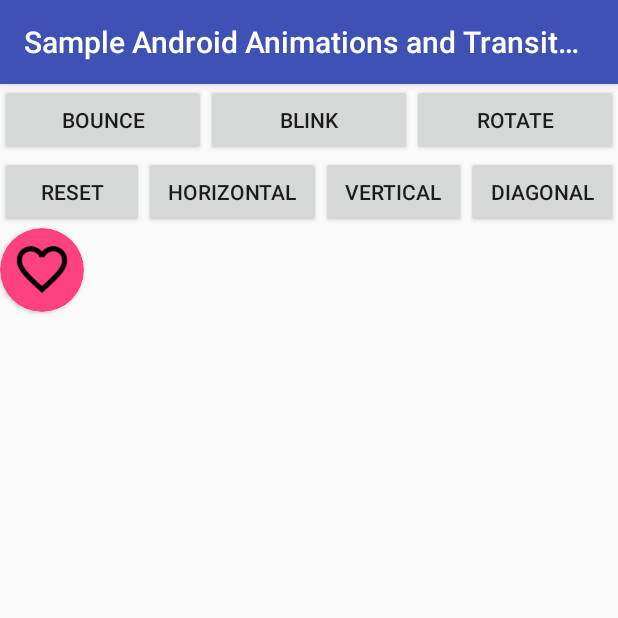
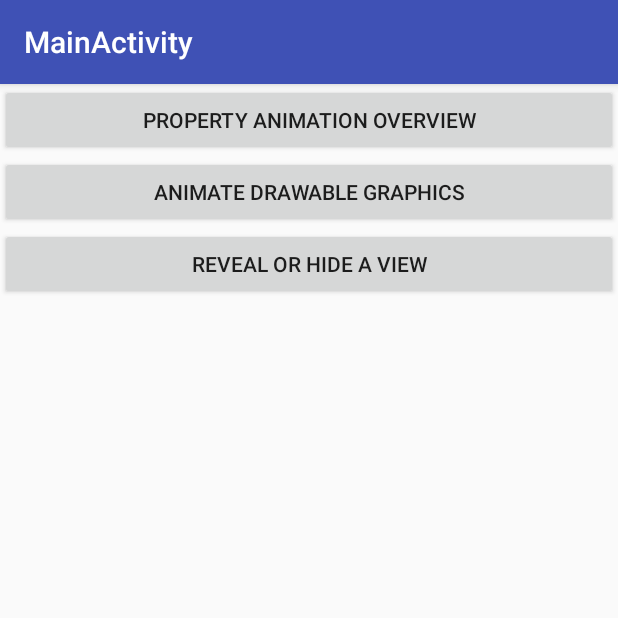
Before and after one commit to DarushDev/example-android-animations-and-transitions, an Android app: the screen it shows after launch (MainActivity), on a phone screen of 412 x 824 dp, the top half of it. Run offline under Robolectric (Android 15) with nearby library versions, the phone set to English and light mode, and no system bars.

Commit message:
# Create a MainActivity for separating animation screens # Bind click listener to MainActivity Button views

```diff
--- a/app/build.gradle
+++ b/app/build.gradle
@@ -21,6 +21,7 @@ android {
 dependencies {
     implementation fileTree(dir: 'libs', include: ['*.jar'])
     implementation 'com.android.support:appcompat-v7:28.0.0-rc02'
+    implementation 'com.android.support:design:28.0.0-rc02'
     testImplementation 'junit:junit:4.12'
     androidTestImplementation 'com.android.support.test:runner:1.0.2'
     androidTestImplementation 'com.android.support.test.espresso:espresso-core:3.0.2'
--- a/app/src/main/AndroidManifest.xml
+++ b/app/src/main/AndroidManifest.xml
@@ -9,13 +9,17 @@
         android:roundIcon="@mipmap/ic_launcher_round"
         android:supportsRtl="true"
         android:theme="@style/AppTheme">
-        <activity android:name=".MainActivity">
+        <activity
+            android:name=".MainActivity"
+            android:label="@string/title_activity_main"
+            android:theme="@style/AppTheme.NoActionBar">
             <intent-filter>
                 <action android:name="android.intent.action.MAIN" />
 
                 <category android:name="android.intent.category.LAUNCHER" />
             </intent-filter>
         </activity>
+        <activity android:name=".PropertyAnimationActivity"/>
     </application>
 
 </manifest>
--- a/app/src/main/java/com/example/sampleandroidanimationsandtransitions/MainActivity.java
+++ b/app/src/main/java/com/example/sampleandroidanimationsandtransitions/MainActivity.java
@@ -1,113 +1,48 @@
 package com.example.sampleandroidanimationsandtransitions;
 
-import android.graphics.drawable.Animatable;
-import android.graphics.drawable.Drawable;
+import android.content.Intent;
 import android.os.Bundle;
-import android.os.Handler;
 import android.support.v7.app.AppCompatActivity;
-import android.support.v7.widget.CardView;
+import android.support.v7.widget.Toolbar;
 import android.view.View;
 import android.widget.Button;
-import android.widget.ImageView;
 
 public class MainActivity extends AppCompatActivity implements View.OnClickListener {
 
-    CardView cardBall;
-    Button btnHorizontal;
-    Button btnVertical;
-    Button btnDiagonal;
-    Button btnReset;
-    Button btnBounce;
-    Button btnBlink;
-    Button btnRotate;
-    ImageView ivHeart;
-    ImageView ivArrow;
+    Button btnPropertyAnimationOverview;
+    Button btnDrawableGraphics;
+    Button btnRevealOrHide;
 
     @Override
     protected void onCreate(Bundle savedInstanceState) {
         super.onCreate(savedInstanceState);
         setContentView(R.layout.activity_main);
+        Toolbar toolbar = findViewById(R.id.toolbar);
+        setSupportActionBar(toolbar);
 
-        cardBall = findViewById(R.id.card_main_ball);
-        btnHorizontal = findViewById(R.id.button_main_horizontal);
-        btnVertical = findViewById(R.id.button_main_vertical);
-        btnDiagonal = findViewById(R.id.button_main_diagonal);
-        btnReset = findViewById(R.id.button_main_reset);
-        btnBounce = findViewById(R.id.button_main_bounce);
-        btnBlink = findViewById(R.id.button_main_blink);
-        btnRotate = findViewById(R.id.button_main_rotate);
-        ivHeart = findViewById(R.id.image_main_heart);
-        ivArrow = findViewById(R.id.image_main_arrow);
+        btnPropertyAnimationOverview = findViewById(R.id.button_main_propertyanimation);
+        btnDrawableGraphics = findViewById(R.id.button_main_drawablegraphics);
+        btnRevealOrHide = findViewById(R.id.button_main_revealorhide);
 
-        btnHorizontal.setOnClickListener(this);
-        btnVertical.setOnClickListener(this);
-        btnDiagonal.setOnClickListener(this);
-        btnReset.setOnClickListener(this);
-        btnBounce.setOnClickListener(this);
-        btnBlink.setOnClickListener(this);
-        btnRotate.setOnClickListener(this);
-        ivHeart.setOnClickListener(this);
-        ivArrow.setOnClickListener(this);
+        btnPropertyAnimationOverview.setOnClickListener(this);
+        btnDrawableGraphics.setOnClickListener(this);
+        btnRevealOrHide.setOnClickListener(this);
+
 
     }
 
     @Override
     public void onClick(View view) {
-        int id = view.getId();
-        switch (id) {
-            case R.id.button_main_reset:
-                resetTheView(cardBall);
+        switch (view.getId()) {
+            case R.id.button_main_propertyanimation:
+                startActivity(new Intent(MainActivity.this, PropertyAnimationActivity.class));
                 break;
-            case R.id.button_main_horizontal:
-                AnimUtils.animateHorizontally(this, cardBall);
+            case R.id.button_main_drawablegraphics:
+
                 break;
-            case R.id.button_main_vertical:
-                AnimUtils.animateVertically(this, cardBall);
+            case R.id.button_main_revealorhide:
+
                 break;
-            case R.id.button_main_diagonal:
-                //AnimUtils.animateDiagonally1(this, cardBall);
-                //AnimUtils.animateDiagonally2(this, cardBall);
-                AnimUtils.animateDiagonally3(this, cardBall);
-                break;
-            case R.id.button_main_bounce:
-                AnimUtils.bounce(this, cardBall);
-                break;
-            case R.id.button_main_blink:
-                AnimUtils.blink(this, cardBall);
-                break;
-            case R.id.image_main_heart:
-                AnimUtils.playDrawableAnimation(ivHeart);
-                break;
-            case R.id.button_main_rotate:
-                ivArrow.setVisibility(View.VISIBLE);
-                rotate(ivArrow);
-                hideArrowImage();
-                break;
-
         }
     }
-
-    private void rotate(ImageView image) {
-
-        Drawable drawable = image.getDrawable();
-        if (drawable instanceof Animatable) {
-            ((Animatable) drawable).start();
-        }
-
-    }
-
-    private void resetTheView(View view) {
-        view.setTranslationX(btnReset.getTranslationX());
-        view.setTranslationY(btnReset.getTranslationY());
-    }
-
-    private void hideArrowImage() {
-        new Handler().postDelayed(new Runnable() {
-            @Override
-            public void run() {
-                ivArrow.setVisibility(View.GONE);
-            }
-        }, 5000);
-    }
-
 }
--- a/app/src/main/res/layout/activity_main.xml
+++ b/app/src/main/res/layout/activity_main.xml
@@ -1,93 +1,25 @@
 <?xml version="1.0" encoding="utf-8"?>
-<LinearLayout xmlns:android="http://schemas.android.com/apk/res/android"
+<android.support.design.widget.CoordinatorLayout xmlns:android="http://schemas.android.com/apk/res/android"
     xmlns:app="http://schemas.android.com/apk/res-auto"
     xmlns:tools="http://schemas.android.com/tools"
     android:layout_width="match_parent"
     android:layout_height="match_parent"
-    android:orientation="vertical"
     tools:context=".MainActivity">
 
-    <LinearLayout
+    <android.support.design.widget.AppBarLayout
         android:layout_width="match_parent"
-        android:layout_height="wrap_content">
+        android:layout_height="wrap_content"
+        android:theme="@style/AppTheme.AppBarOverlay">
 
-        <Button
-            android:id="@+id/button_main_bounce"
-            android:layout_width="wrap_content"
-            android:layout_height="wrap_content"
-            android:layout_weight="1"
-            android:text="Bounce" />
+        <android.support.v7.widget.Toolbar
+            android:id="@+id/toolbar"
+            android:layout_width="match_parent"
+            android:layout_height="?attr/actionBarSize"
+            android:background="?attr/colorPrimary"
+            app:popupTheme="@style/AppTheme.PopupOverlay" />
 
-        <Button
-            android:id="@+id/button_main_blink"
-            android:layout_width="wrap_content"
-            android:layout_height="wrap_content"
-            android:layout_weight="1"
-            android:text="Blink" />
+    </android.support.design.widget.AppBarLayout>
 
-        <Button
-            android:id="@+id/button_main_rotate"
-            android:layout_width="wrap_content"
-            android:layout_height="wrap_content"
-            android:layout_weight="1"
-            android:text="Rotate" />
+    <include layout="@layout/content_main" />
 
-    </LinearLayout>
-
-    <LinearLayout
-        android:layout_width="match_parent"
-        android:layout_height="wrap_content">
-
-        <Button
-            android:id="@+id/button_main_reset"
-            android:layout_width="wrap_content"
-            android:layout_height="wrap_content"
-            android:layout_weight="1"
-            android:text="Reset" />
-
-        <Button
-            android:id="@+id/button_main_horizontal"
-            android:layout_width="wrap_content"
-            android:layout_height="wrap_content"
-            android:layout_weight="1"
-            android:text="Horizontal" />
-
-        <Button
-            android:id="@+id/button_main_vertical"
-            android:layout_width="wrap_content"
-            android:layout_height="wrap_content"
-            android:layout_weight="1"
-            android:text="Vertical" />
-
-        <Button
-            android:id="@+id/button_main_diagonal"
-            android:layout_width="wrap_content"
-            android:layout_height="wrap_content"
-            android:layout_weight="1"
-            android:text="Diagonal" />
-
-    </LinearLayout>
-
-    <android.support.v7.widget.CardView
-        android:id="@+id/card_main_ball"
-        android:layout_width="56dp"
-        android:layout_height="56dp"
-        android:backgroundTint="@color/colorAccent"
-        app:cardCornerRadius="28dp">
-
-        <ImageView
-            android:id="@+id/image_main_heart"
-            android:layout_width="wrap_content"
-            android:layout_height="wrap_content"
-            android:layout_gravity="center"
-            android:background="@drawable/anim_heart" />
-
-    </android.support.v7.widget.CardView>
-
-    <ImageView
-        android:id="@+id/image_main_arrow"
-        android:layout_width="match_parent"
-        android:layout_height="match_parent"
-        android:src="@drawable/animated_vector_arrow"
-        android:visibility="gone" />
-</LinearLayout>
+</android.support.design.widget.CoordinatorLayout>
--- /dev/null
+++ b/app/src/main/res/layout/content_main.xml
@@ -0,0 +1,30 @@
+<?xml version="1.0" encoding="utf-8"?>
+<LinearLayout xmlns:android="http://schemas.android.com/apk/res/android"
+    xmlns:app="http://schemas.android.com/apk/res-auto"
+    xmlns:tools="http://schemas.android.com/tools"
+    android:layout_width="match_parent"
+    android:layout_height="match_parent"
+    app:layout_behavior="@string/appbar_scrolling_view_behavior"
+    tools:context=".MainActivity"
+    android:orientation="vertical"
+    tools:showIn="@layout/activity_main">
+
+    <Button
+        android:text="Property Animation Overview"
+        android:id="@+id/button_main_propertyanimation"
+        android:layout_width="match_parent"
+        android:layout_height="wrap_content" />
+
+    <Button
+        android:text="Animate Drawable Graphics"
+        android:id="@+id/button_main_drawablegraphics"
+        android:layout_width="match_parent"
+        android:layout_height="wrap_content" />
+
+    <Button
+        android:text="Reveal or Hide a View"
+        android:id="@+id/button_main_revealorhide"
+        android:layout_width="match_parent"
+        android:layout_height="wrap_content" />
+
+</LinearLayout>
--- /dev/null
+++ b/app/src/main/res/values/dimens.xml
@@ -0,0 +1,3 @@
+<resources>
+    <dimen name="fab_margin">16dp</dimen>
+</resources>
--- a/app/src/main/res/values/strings.xml
+++ b/app/src/main/res/values/strings.xml
@@ -1,3 +1,4 @@
 <resources>
     <string name="app_name">Sample Android Animations and Transitions</string>
+    <string name="title_activity_main">MainActivity</string>
 </resources>
--- a/app/src/main/res/values/styles.xml
+++ b/app/src/main/res/values/styles.xml
@@ -9,4 +9,13 @@
         <item name="cardViewStyle">@style/CardView.Light</item>
     </style>
 
+    <style name="AppTheme.NoActionBar">
+        <item name="windowActionBar">false</item>
+        <item name="windowNoTitle">true</item>
+    </style>
+
+    <style name="AppTheme.AppBarOverlay" parent="ThemeOverlay.AppCompat.Dark.ActionBar" />
+
+    <style name="AppTheme.PopupOverlay" parent="ThemeOverlay.AppCompat.Light" />
+
 </resources>
```
Also changed, not shown: app/src/main/java/com/example/sampleandroidanimationsandtransitions/PropertyAnimationActivity.java (added, +113 -0 lines), app/src/main/res/layout/activity_property_animation.xml (added, +93 -0 lines).
